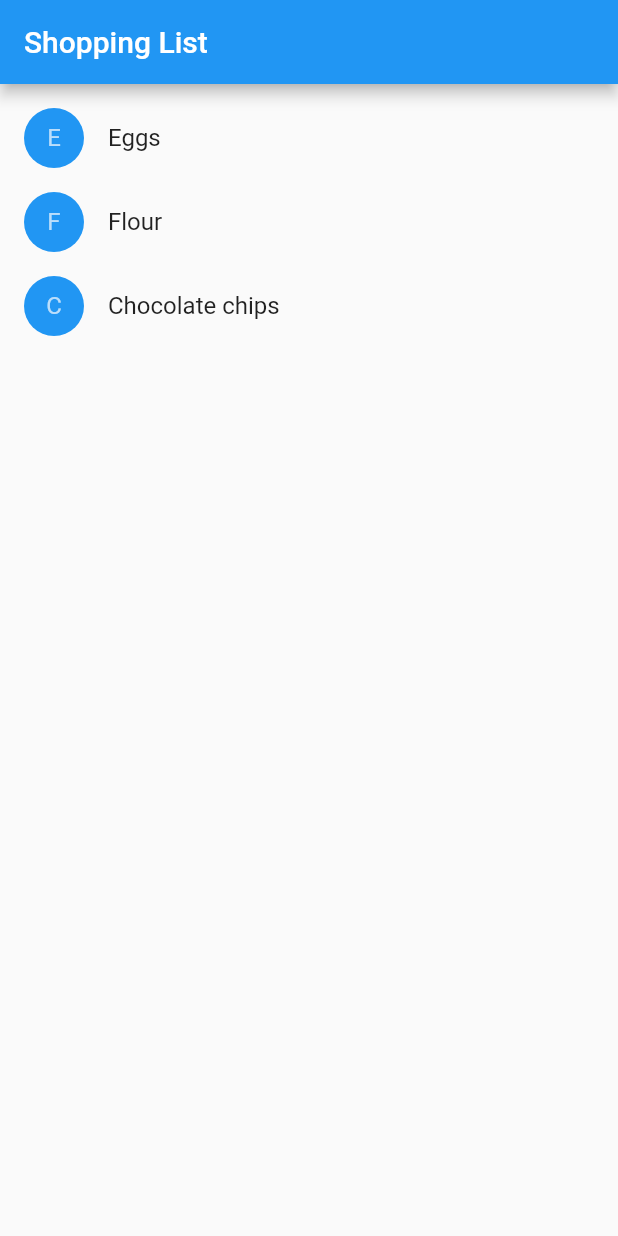
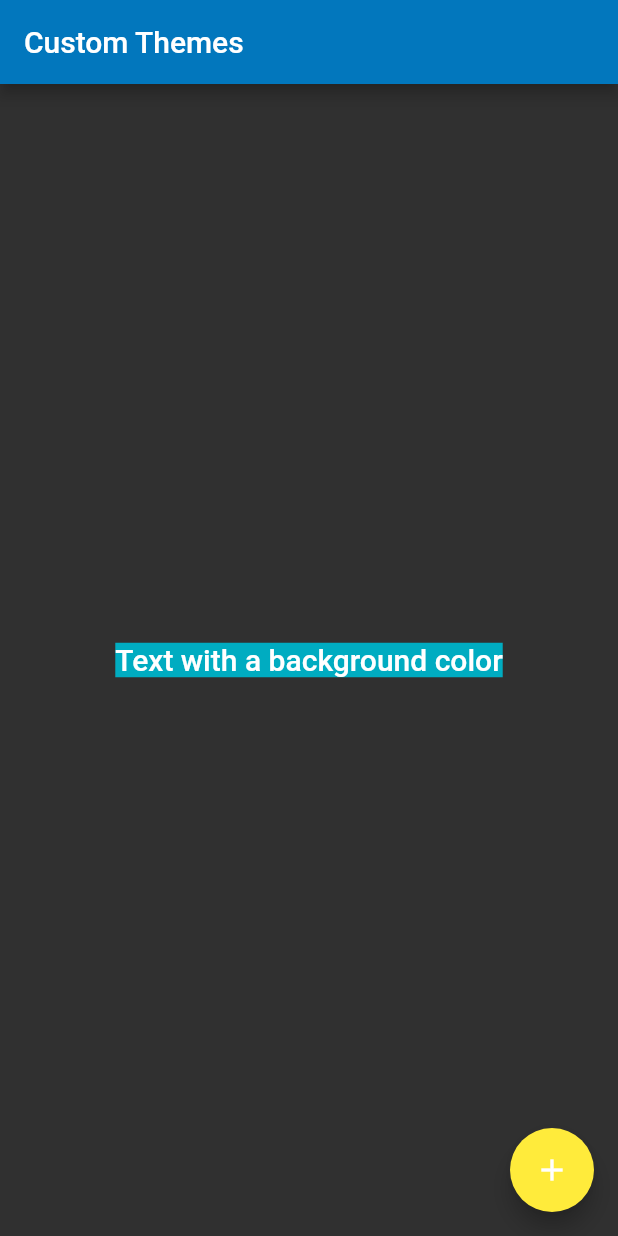
Before and after one commit to JianchuanWu/helloworld, a Flutter app: the screen it shows after launch, on a phone screen of 412 x 824 dp. Run offline on Flutter 3.47's test engine with Material 2 defaults, Android fonts, the phone set to English and light mode, and no system bars.

Commit message:
使用主题共享颜色和字体样式。

```diff
--- /dev/null
+++ b/lib/MyApp.dart
@@ -0,0 +1,53 @@
+import 'package:flutter/cupertino.dart';
+import 'package:flutter/material.dart';
+import 'package:meta/meta.dart';
+
+class MyApp extends StatelessWidget {
+  @override
+  Widget build(BuildContext context) {
+    final appName = 'Custom Themes';
+
+    return new MaterialApp(
+      title: appName,
+      theme: new ThemeData(
+        brightness: Brightness.dark,
+        primaryColor: Colors.lightBlue[800],
+        accentColor: Colors.cyan[600],
+      ),
+      home: new MyHomePage(
+        title: appName,
+      ),
+    );
+  }
+}
+
+class MyHomePage extends StatelessWidget {
+  final String title;
+
+  MyHomePage({Key key, @required this.title}) : super(key: key);
+
+  @override
+  Widget build(BuildContext context) {
+    return new Scaffold(
+      appBar: new AppBar(
+        title: new Text(title),
+      ),
+      body: new Center(
+        child: new Container(
+          color: Theme.of(context).accentColor,
+          child: new Text(
+            'Text with a background color',
+            style: Theme.of(context).textTheme.title,
+          ),
+        ),
+      ),
+      floatingActionButton: new Theme(
+        data: Theme.of(context).copyWith(accentColor: Colors.yellow),
+        child: new FloatingActionButton(
+          onPressed: null,
+          child: new Icon(Icons.add),
+        ),
+      ),
+    );
+  }
+}
--- a/lib/main.dart
+++ b/lib/main.dart
@@ -1,14 +1,4 @@
 import 'package:flutter/material.dart';
-import 'package:helloworld/ShoppingList.dart';
-import 'package:helloworld/ShoppingListItem.dart';
+import 'package:helloworld/MyApp.dart';
 
-void main() => runApp(new MaterialApp(
-      title: 'MyApp',
-      home: new ShoppingList(
-        products: <Product>[
-          new Product(name: 'Eggs'),
-          new Product(name: 'Flour'),
-          new Product(name: 'Chocolate chips'),
-        ],
-      ),
-    ));
+void main() => runApp(new MyApp());
```
